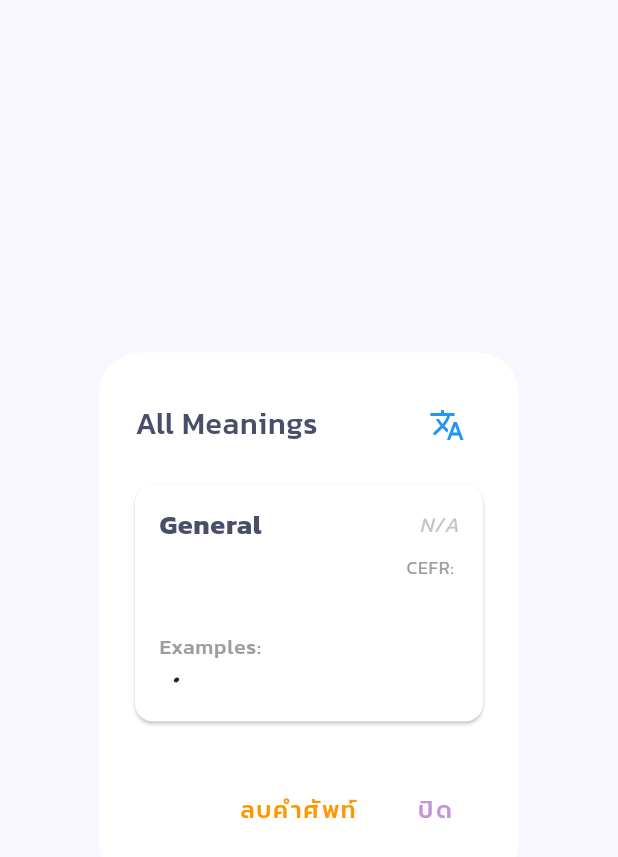
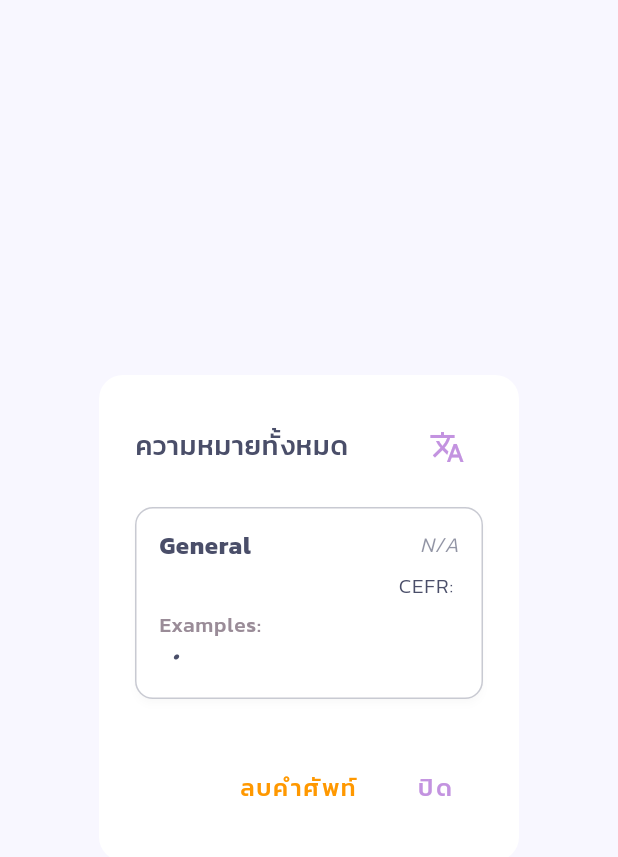
Before and after one commit to pumpkinn7/vocabtree, a Flutter app: the VocabDetailDialog widget shown alone on an empty page, opened directly with empty values, on a phone screen of 412 x 824 dp. Shown: the top 857 px of the screen. Run offline on Flutter 3.47's test engine with Material 3 defaults, Android fonts, the phone set to English and light mode, and no system bars; our stand-ins replace card_swiper, cloud_firestore, firebase_auth, firebase_core, firebase_storage, fl_chart and 5 more; missing offline and left inert: day_night_switcher, flutter_bootstrap, translator; accounts and stored records are empty.

Commit message:
VocabDetailDialog

```diff
--- a/lib/features/vocab/widgets/vocab_detail_dialog.dart
+++ b/lib/features/vocab/widgets/vocab_detail_dialog.dart
@@ -1,6 +1,7 @@
 import 'package:cloud_firestore/cloud_firestore.dart';
 import 'package:flutter/material.dart';
 import 'package:translator/translator.dart';
+import 'package:vocabtree/core/theme/text_styles.dart';
 
 class VocabDetailDialog extends StatefulWidget {
   final String wordId;
@@ -157,15 +158,26 @@ class _VocabDetailDialogState extends State<VocabDetailDialog> {
 
   @override
   Widget build(BuildContext context) {
+    final colorScheme = Theme.of(context).colorScheme;
+
     return AlertDialog(
+      backgroundColor: colorScheme.surface,
+      elevation: 8,
+      shape: RoundedRectangleBorder(
+        borderRadius: BorderRadius.circular(16),
+      ),
       title: Row(
         children: [
-          // เปลี่ยนจากชื่อคำศัพท์เป็น "All Meanings"
-          const Expanded(child: Text("All Meanings")),
+          Expanded(
+            child: Text(
+              "ความหมายทั้งหมด",
+              style: AppTextStyles.subtitle,
+            ),
+          ),
           IconButton(
             icon: Icon(
               isTranslated ? Icons.g_translate_outlined : Icons.translate,
-              color: Colors.blue,
+              color: colorScheme.primary,
             ),
             onPressed: _toggleTranslation,
             tooltip: isTranslated ? 'แสดงภาษาอังกฤษ' : 'แปลเป็นภาษาไทย',
@@ -180,11 +192,12 @@ class _VocabDetailDialogState extends State<VocabDetailDialog> {
           : SingleChildScrollView(
               child: Column(
                 mainAxisSize: MainAxisSize.min,
-                crossAxisAlignment: CrossAxisAlignment.start,
-                children: [
-                  for (int i = 0; i < senses.length; i++)
-                    _buildSenseCard(i, senses[i]),
-                ],
+                children: senses
+                    .asMap()
+                    .entries
+                    .map((entry) =>
+                        _buildSenseCard(entry.key, entry.value, colorScheme))
+                    .toList(),
               ),
             ),
       actions: [
@@ -194,28 +207,52 @@ class _VocabDetailDialogState extends State<VocabDetailDialog> {
             Navigator.of(context).pop();
           },
           style: TextButton.styleFrom(foregroundColor: Colors.orange),
-          child: const Text('ลบคำศัพท์'),
+          child: Text(
+            'ลบคำศัพท์',
+            style: AppTextStyles.buttonText,
+          ),
         ),
         TextButton(
           onPressed: () => Navigator.pop(context),
-          child: const Text('ปิด'),
+          child: Text(
+            'ปิด',
+            style: AppTextStyles.buttonText.copyWith(
+              color: colorScheme.primary,
+            ),
+          ),
         ),
       ],
     );
   }
 
-  Widget _buildSenseCard(int index, Map<String, dynamic> sense) {
-    // กำหนดค่าเริ่มต้นสำหรับ title และ usage เพื่อให้แน่ใจว่าการตรวจสอบทำงานถูกต้อง
-    final String title = sense['title'] ?? 'General';
-    final String usage = sense['usage'] ?? 'N/A';
+  Widget _buildSenseCard(
+      int index, Map<String, dynamic> sense, ColorScheme colorScheme) {
+    final String title = sense['title']?.toString().isNotEmpty == true
+        ? sense['title'].toString()
+        : 'General';
+    final String usage = sense['usage']?.toString().isNotEmpty == true
+        ? sense['usage'].toString()
+        : 'N/A';
     final String partOfSpeech = sense['partOfSpeech'] ?? '';
-    final String cefr = sense['cefr']?.toString() ?? 'N/A';
+    final String cefr = sense['cefr']?.toString().contains('›') == true
+        ? 'N/A'
+        : (sense['cefr']?.toString() ?? 'N/A');
     final String definition = sense['definition'] ?? '';
     final List<String> examples =
-        (sense['examples'] as List?)?.cast<String>() ?? [];
+        sense['examples'] is List ? List<String>.from(sense['examples']) : [];
 
     return Card(
       margin: const EdgeInsets.only(bottom: 12),
+      color: colorScheme.surface,
+      elevation: 2,
+      shadowColor: Colors.black.withOpacity(0.1),
+      shape: RoundedRectangleBorder(
+        borderRadius: BorderRadius.circular(12),
+        side: BorderSide(
+          color: colorScheme.outline.withOpacity(0.3),
+          width: 1,
+        ),
+      ),
       child: Padding(
         padding: const EdgeInsets.all(16),
         child: Column(
@@ -226,21 +263,19 @@ class _VocabDetailDialogState extends State<VocabDetailDialog> {
                 Expanded(
                   child: Text(
                     title,
-                    style: const TextStyle(
-                      fontSize: 18,
+                    style: AppTextStyles.subtitle.copyWith(
+                      fontSize: 16,
                       fontWeight: FontWeight.bold,
                     ),
                   ),
                 ),
                 Text(
                   usage,
-                  style: TextStyle(
-                    fontSize: 14,
+                  style: AppTextStyles.caption.copyWith(
                     fontStyle: FontStyle.italic,
-                    // แก้ไขการตรวจสอบให้ถูกต้อง
                     color: usage == 'N/A'
-                        ? Colors.grey.withOpacity(0.6)
-                        : Colors.grey,
+                        ? colorScheme.outline.withOpacity(0.6)
+                        : colorScheme.outline,
                   ),
                 ),
               ],
@@ -251,54 +286,54 @@ class _VocabDetailDialogState extends State<VocabDetailDialog> {
                 Expanded(
                   child: Text(
                     partOfSpeech,
-                    style: const TextStyle(
+                    style: AppTextStyles.body.copyWith(
                       fontWeight: FontWeight.w500,
-                      color: Colors.blue,
+                      color: colorScheme.primary,
                     ),
                   ),
                 ),
                 Text(
                   'CEFR: $cefr',
-                  style: const TextStyle(
-                    fontSize: 12,
-                    color: Colors.grey,
+                  style: AppTextStyles.caption.copyWith(
+                    color: colorScheme.outline,
                   ),
                 ),
               ],
             ),
+            if (definition.isNotEmpty) ...[
               const SizedBox(height: 8),
               Text(
                 isTranslated
                     ? (translations['def_$index'] ?? definition)
                     : definition,
-              style: TextStyle(
-                fontSize: 16,
+                style: AppTextStyles.body.copyWith(
                   fontStyle: isTranslated ? FontStyle.italic : FontStyle.normal,
                 ),
               ),
+            ],
             if (examples.isNotEmpty) ...[
               const SizedBox(height: 8),
-              const Text(
+              Text(
                 'Examples:',
-                style: TextStyle(
-                  fontSize: 14,
+                style: AppTextStyles.caption.copyWith(
                   fontWeight: FontWeight.w500,
-                  color: Colors.grey,
                 ),
               ),
               const SizedBox(height: 4),
-              for (int j = 0; j < examples.length; j++)
-                Padding(
+              ...examples.asMap().entries.map((e) {
+                final translatedExample =
+                    translations['example_${index}_${e.key}'] ?? e.value;
+                return Padding(
                   padding: const EdgeInsets.only(left: 8, bottom: 4),
                   child: Text(
-                    '• ${isTranslated ? (translations['example_${index}_$j'] ?? examples[j]) : examples[j]}',
-                    style: const TextStyle(
+                    '• ${isTranslated ? translatedExample : e.value}',
+                    style: AppTextStyles.body.copyWith(
                       fontSize: 14,
                       fontStyle: FontStyle.italic,
-                      color: Colors.black87,
                     ),
                   ),
-                ),
+                );
+              }),
             ],
           ],
         ),
```
Lines whose indentation alone changed are shown as unchanged.
